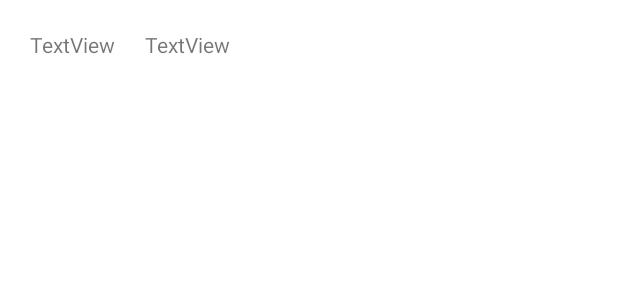
After one commit to liber09/AxezzibleRestaurants, an Android app: the layout list_item.xml on its own in the app's theme, with its tools: preview values and no code run, on a phone screen of 412 x 824 dp. The commit adds this screen. Shown: the top 300 px of the screen. Run offline under Robolectric (Android 15) with nearby library versions, the phone set to English and light mode, and no system bars.

Commit message:
Working on getting data info recyclerView

```diff
--- /dev/null
+++ b/app/src/main/res/drawable/ic_baseline_delete_24.xml
@@ -0,0 +1,4 @@
+<?xml version="1.0" encoding="utf-8"?>
+<selector xmlns:android="http://schemas.android.com/apk/res/android">
+
+</selector>
--- /dev/null
+++ b/app/src/main/res/layout/list_item.xml
@@ -0,0 +1,28 @@
+<?xml version="1.0" encoding="utf-8"?>
+<androidx.constraintlayout.widget.ConstraintLayout xmlns:android="http://schemas.android.com/apk/res/android"
+    xmlns:app="http://schemas.android.com/apk/res-auto"
+    xmlns:tools="http://schemas.android.com/tools"
+    android:layout_width="match_parent"
+    android:layout_height="wrap_content">
+
+    <TextView
+        android:id="@+id/nameTextView"
+        android:layout_width="wrap_content"
+        android:layout_height="wrap_content"
+        android:layout_marginStart="20dp"
+        android:layout_marginTop="20dp"
+        android:text="TextView"
+        app:layout_constraintStart_toStartOf="parent"
+        app:layout_constraintTop_toTopOf="parent" />
+
+    <TextView
+        android:id="@+id/typeTextView"
+        android:layout_width="wrap_content"
+        android:layout_height="wrap_content"
+        android:layout_marginStart="20dp"
+        android:layout_marginTop="20dp"
+        android:text="TextView"
+        app:layout_constraintStart_toEndOf="@+id/nameTextView"
+        app:layout_constraintTop_toTopOf="parent" />
+
+</androidx.constraintlayout.widget.ConstraintLayout>
```
Also changed, not shown: app/src/main/java/com/example/axezziblerestaurants/DataManager.kt (+10 -8 lines), app/src/main/java/com/example/axezziblerestaurants/MainActivity.kt (+23 -21 lines), app/src/main/java/com/example/axezziblerestaurants/Restaurant.kt (+10 -3 lines), app/src/main/java/com/example/axezziblerestaurants/RestaurantRecyclerAdapter.kt (+53 -1 lines), app/src/main/res/layout/activity_main.xml (+0 -20 lines).
